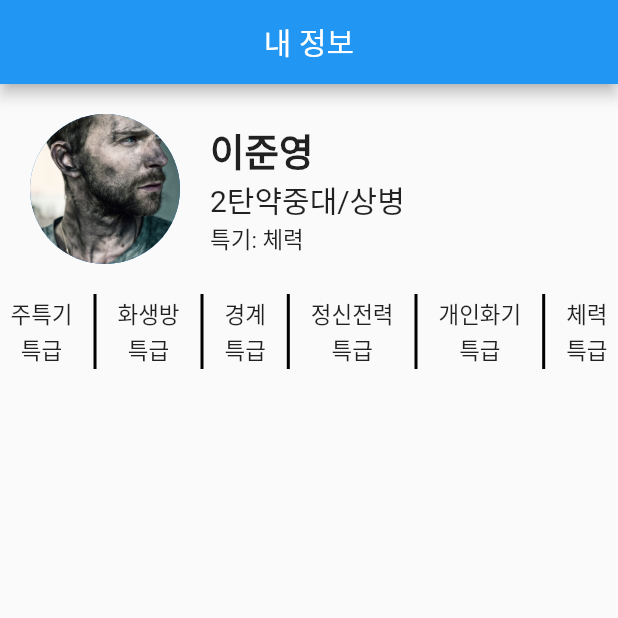
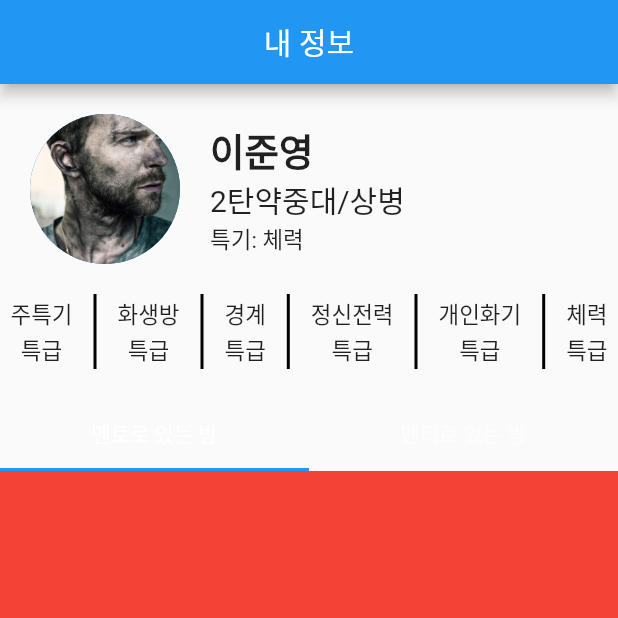
Before and after one commit to ZeVicTech/APP_BestWarrior_Warrior, a Flutter app: the screen it shows after launch, on a phone screen of 412 x 824 dp, the top half of it. Run offline on Flutter 3.47's test engine with Material 2 defaults, Android fonts, the phone set to English and light mode, and no system bars.

Commit message:
Making ProfilePage

```diff
--- a/APP(Android)/best_warrior/lib/component/profile_tab.dart
+++ b/APP(Android)/best_warrior/lib/component/profile_tab.dart
@@ -1,16 +1,55 @@
+import 'package:flutter/material.dart';
 import 'package:flutter/src/widgets/container.dart';
 import 'package:flutter/src/widgets/framework.dart';
+import 'package:flutter/widgets.dart';
 
-class MyWidget extends StatefulWidget {
-  const MyWidget({super.key});
+class ProfileTab extends StatefulWidget {
+  @override
+  _ProfileTabState createState() => _ProfileTabState();
+}
+
+class _ProfileTabState extends State<ProfileTab>
+    with SingleTickerProviderStateMixin {
+  TabController? _tabController;
+
+  //ProfileTab이 그려질때 단 한번만 실행되는 함수
+  @override
+  void initState() {
+    super.initState();
+    _tabController = new TabController(length: 2, vsync: this);
+  }
 
   @override
-  State<MyWidget> createState() => _MyWidgetState();
-}
+  Widget build(BuildContext context) {
+    return Column(
+      children: [
+        _buildTabBar(),
+        Expanded(child: _buildTabBarView()),
+      ],
+    );
+  }
 
-class _MyWidgetState extends State<MyWidget> {
-  @override
-  Widget build(BuildContext context) {
-    return Container();
+  Widget _buildTabBar() {
+    return TabBar(
+      controller: _tabController,
+      tabs: [
+        Tab(text: "멘토로 있는 방"),
+        Tab(text: "멘티로 있는 방"),
+      ],
+    );
+  }
+
+  Widget _buildTabBarView() {
+    return TabBarView(
+      controller: _tabController,
+      children: [
+        Container(
+          color: Colors.red,
+        ),
+        Container(
+          color: Colors.green,
+        ),
+      ],
+    );
   }
 }
--- a/APP(Android)/best_warrior/lib/profile_page.dart
+++ b/APP(Android)/best_warrior/lib/profile_page.dart
@@ -1,4 +1,5 @@
 import 'package:best_warrior/component/profile_grade_info.dart';
+import 'package:best_warrior/component/profile_tab.dart';
 import 'package:flutter/material.dart';
 import 'package:flutter/src/widgets/framework.dart';
 
@@ -19,7 +20,9 @@ class ProfilePage extends StatelessWidget {
           SizedBox(height: 20),
             ProfileHeader(),
             SizedBox(height: 20),
-            profileGradeInfo()
+            profileGradeInfo(),
+            SizedBox(height: 20),
+            Expanded(child:ProfileTab()),
         ],
       ),
     );
```
